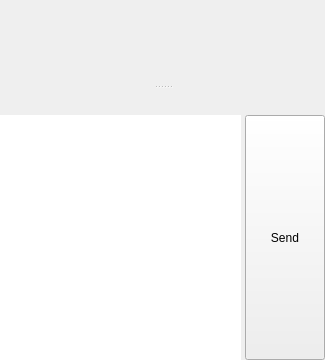
Old version of the form src/gui/chat/chatwindow.ui in the repository lanmessenger/lanmessenger.
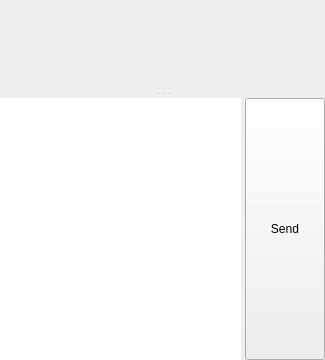
New version of the form.

Commit message: ui: use native toolbar size and style

The edit to the form file:
```diff
--- a/src/gui/chat/chatwindow.ui
+++ b/src/gui/chat/chatwindow.ui
@@ -105,18 +105,6 @@
        </item>
        <item>
         <widget class="QWidget" name="wgtToolBar" native="true">
-         <property name="minimumSize">
-          <size>
-           <width>0</width>
-           <height>24</height>
-          </size>
-         </property>
-         <property name="maximumSize">
-          <size>
-           <width>16777214</width>
-           <height>24</height>
-          </size>
-         </property>
          <layout class="QVBoxLayout" name="verticalLayout_2">
           <property name="spacing">
            <number>0</number>
```
The commit also changes 7 other files.
